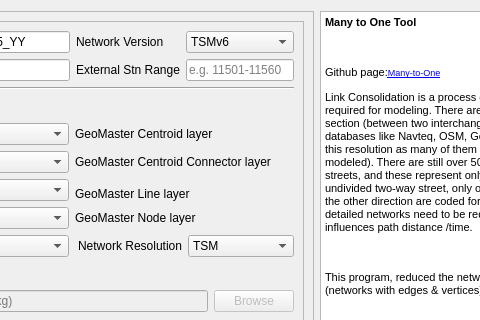
TSMv6/tsm_panel, file ui/tsm_link_consolidator.ui: the form before one commit; both pictures show x 181 to 661 and y 0 to 320 of the 921 by 573 pixel window.
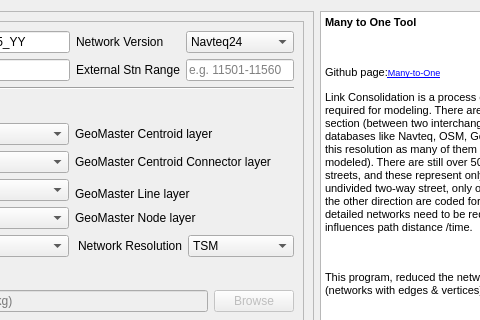
The form after the commit.

Commit message: 2.75: Navteq24/Navteq11 network version labels, per-version network years, Run buttons

```diff
--- a/ui/tsm_link_consolidator.ui
+++ b/ui/tsm_link_consolidator.ui
@@ -78,14 +78,14 @@
               <string>&lt;html&gt;&lt;head/&gt;&lt;body&gt;&lt;p&gt;TSMv6: separate GeoMaster line, node, centroid &amp; connector layers. TSMv5: link + node only (centroids in node file, connectors in link file).&lt;/p&gt;&lt;/body&gt;&lt;/html&gt;</string>
              </property>
              <property name="currentText">
-              <string>TSMv6</string>
+              <string>Navteq24</string>
              </property>
              <property name="currentIndex">
               <number>0</number>
              </property>
              <item>
               <property name="text">
-               <string>TSMv6</string>
+               <string>Navteq24</string>
               </property>
              </item>
              <item>
```
Left out of the diff: 4 changed lines with no effect on the pictures. The commit also changes 12 other files.
